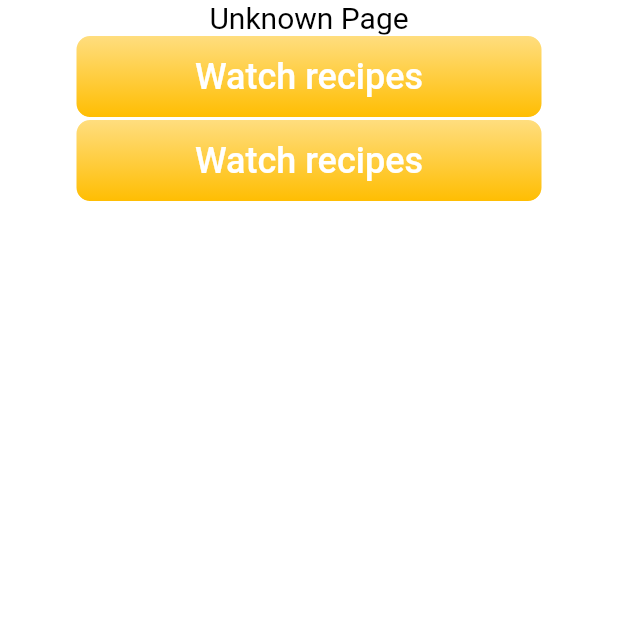
After one commit to SokolovDmytr/my_projects, a Flutter app: the screen it shows after launch, after a tap on "Watch recipes", on a phone screen of 412 x 824 dp, the top half of it. The commit adds this screen. Run offline on Flutter 3.47's test engine with Material 2 defaults, Android fonts, the light colour scheme and no system bars; our stand-ins replace carousel_slider, flutter_redux, flutter_secure_storage, google_fonts, logger, redux; missing offline and left inert: flutter_redux_navigation, pedantic, redux_epics; project files that could hold a hidden picture were left out.

Commit message:
Added route helper

```diff
--- a/lib/application/application.dart
+++ b/lib/application/application.dart
@@ -4,9 +4,8 @@ import 'package:flutter_redux_navigation/flutter_redux_navigation.dart';
 import 'package:redux/redux.dart';
 import 'package:yellow_team_fridge/dictionary/flutter_delegate.dart';
 import 'package:yellow_team_fridge/res/keys.dart';
-import 'package:yellow_team_fridge/res/locales.dart';
+import 'package:yellow_team_fridge/services/route_service.dart';
 import 'package:yellow_team_fridge/store/application/app_state.dart';
-import 'package:yellow_team_fridge/ui/pages/on_boarding_screen/on_boarding_screen.dart';
 import 'package:yellow_team_fridge/ui/pages/main_page/main_page.dart';
 import 'package:yellow_team_fridge/ui/pages/splash_screen/splash_screen.dart';
 
@@ -36,12 +35,13 @@ class Application extends StatelessWidget {
         builder: (BuildContext context, AppState state) {
           return MaterialApp(
             debugShowCheckedModeBanner: false,
-            navigatorKey: NavigatorHolder.navigatorKey,
+            navigatorKey: RouteService.instance.navigatorKey,
             // onGenerateRoute: route.RouteBuilder.onGenerateRoute,
             home: MainPage(),
-            locale: Locale(Locales.base),
+            locale: Locale(FlutterDictionaryDelegate.getCurrentLocale),
             supportedLocales: FlutterDictionaryDelegate.getSupportedLocales,
             localizationsDelegates: FlutterDictionaryDelegate.getLocalizationDelegates,
+            onGenerateRoute: (RouteSettings settings) => RouteService.instance.onGenerateRoute(settings: settings),
             builder: (context, child) {
               return MediaQuery(
                 data: MediaQuery.of(context).copyWith(
--- a/lib/dictionary/models/supported_locales.dart
+++ b/lib/dictionary/models/supported_locales.dart
@@ -1,4 +1,7 @@
 import 'package:flutter/material.dart';
+import 'package:yellow_team_fridge/dictionary/data/en.dart';
+import 'package:yellow_team_fridge/dictionary/data/he.dart';
+import 'package:yellow_team_fridge/dictionary/data/ru.dart';
 import 'package:yellow_team_fridge/dictionary/models/language.dart';
 import 'package:yellow_team_fridge/dictionary/models/supported_language.dart';
 import 'package:yellow_team_fridge/res/locales.dart';
@@ -11,7 +14,15 @@ class SupportedLocales {
     _supportedLocales = <SupportedLanguage>[
       SupportedLanguage(
         languageCode: Locales.en,
-        language: Language(),
+        language: en,
+      )..choose(),
+      SupportedLanguage(
+        languageCode: Locales.he,
+        language: he,
+      )..choose(),
+      SupportedLanguage(
+        languageCode: Locales.ru,
+        language: ru,
       )..choose(),
     ];
   }
--- a/lib/main.dart
+++ b/lib/main.dart
@@ -2,9 +2,9 @@ import 'package:flutter/material.dart';
 import 'package:flutter/services.dart';
 import 'package:redux/redux.dart';
 import 'package:redux_epics/redux_epics.dart';
-import 'package:flutter_redux_navigation/flutter_redux_navigation.dart';
 import 'package:yellow_team_fridge/application/application.dart';
 import 'package:yellow_team_fridge/store/application/app_state.dart';
+import 'package:yellow_team_fridge/store/shared/route_state/navigation_middleware.dart';
 
 void main() {
   WidgetsFlutterBinding.ensureInitialized();
@@ -24,7 +24,7 @@ void main() {
     AppState.getReducer,
     initialState: AppState.initial(),
     middleware: [
-      EpicMiddleware(AppState.getAppEpic),
+      //EpicMiddleware(AppState.getAppEpic),
       NavigationMiddleware<AppState>(),
     ],
   );
--- /dev/null
+++ b/lib/res/app_routes.dart
@@ -0,0 +1,9 @@
+class AppRoutes{
+  static const home = '/';
+  static const favorites = '/favorites';
+  static const recipes = '/recipes';
+  static const settings ='/settings';
+  static const notification = '/notification';
+  static const foods = '/foods';
+  static const auth = '/auth';
+}
--- a/lib/res/locales.dart
+++ b/lib/res/locales.dart
@@ -3,6 +3,7 @@ class Locales {
 
   static const String en = 'en';
   static const String he = 'he'; // Hebrew
+  static const String ru = 'ru';
   static const String ps = 'ps'; // Pashto
   static const String ur = 'ur'; // Urdu
   static const String ar = 'ar'; // Arabic
--- /dev/null
+++ b/lib/services/route_service.dart
@@ -0,0 +1,45 @@
+import 'package:flutter/material.dart';
+import 'package:yellow_team_fridge/res/app_routes.dart';
+import 'package:yellow_team_fridge/ui/pages/main_page/main_page.dart';
+import 'package:yellow_team_fridge/ui/pages/unknow_page/unknow_page.dart';
+
+class RouteService {
+  // region [Initialize]
+  static const String tag = '[RouteHelper]';
+
+  RouteService._privateConstructor();
+
+  static final RouteService _instance = RouteService._privateConstructor();
+
+  static RouteService get instance => _instance;
+
+  final navigatorKey = GlobalKey<NavigatorState>();
+
+  // endregion
+  Route<dynamic> onGenerateRoute({
+    @required RouteSettings settings,
+  }) {
+    switch (settings.name) {
+      case AppRoutes.home:
+        return _defaultRoute(
+          settings: settings,
+          page: MainPage(),
+        );
+      default:
+        return _defaultRoute(
+          settings: settings,
+          page: UnknownPage(),
+        );
+    }
+  }
+
+  static PageRoute _defaultRoute({
+    @required RouteSettings settings,
+    @required Widget page,
+  }) {
+    return MaterialPageRoute(
+      settings: settings,
+      builder: (BuildContext context) => page,
+    );
+  }
+}
--- a/lib/store/application/app_state.dart
+++ b/lib/store/application/app_state.dart
@@ -1,6 +1,7 @@
 import 'package:flutter/material.dart';
 import 'package:redux_epics/redux_epics.dart';
 import 'package:yellow_team_fridge/store/on_boarding_screen_state/on_boarding_screen_state.dart';
+import 'package:yellow_team_fridge/store/shared/route_state/route_state.dart';
 
 /// Class [AppState], is the main [state] application.
 /// It keeps 3, smaller states.
@@ -9,16 +10,19 @@ import 'package:yellow_team_fridge/store/on_boarding_screen_state/on_boarding_sc
 /// Second [storageState], the primary state, stores all information from all states.
 /// The third [loaderState] is required to loading.
 class AppState {
+  final RouteState routeState;
   final OnBoardingScreenState onBoardingScreenState;
 
   AppState({
     @required this.onBoardingScreenState,
+    @required this.routeState,
   });
 
   ///All states are initialized in the [initial] function.
   factory AppState.initial() {
     return AppState(
       onBoardingScreenState: OnBoardingScreenState.initial(),
+      routeState: RouteState.initial(),
     );
   }
 
@@ -26,6 +30,7 @@ class AppState {
   static AppState getReducer(AppState state, dynamic action) {
     return AppState(
       onBoardingScreenState: state.onBoardingScreenState.reducer(action),
+      routeState: state.routeState.reducer(action),
     );
   }
 
--- /dev/null
+++ b/lib/store/shared/route_state/actions/navigate_pop_action.dart
@@ -0,0 +1,5 @@
+import 'package:flutter/material.dart';
+
+class NavigatePopAction{
+  NavigatePopAction();
+}
--- /dev/null
+++ b/lib/store/shared/route_state/actions/navigate_push_named_and_remove_until_action.dart
@@ -0,0 +1,11 @@
+import 'package:flutter/material.dart';
+
+class NavigatePushNamedAndRemoveUntilAction {
+  final String route;
+  final String routeNamePredicate;
+
+  NavigatePushNamedAndRemoveUntilAction({
+    @required this.route,
+    @required this.routeNamePredicate,
+  });
+}
--- /dev/null
+++ b/lib/store/shared/route_state/navigation_middleware.dart
@@ -0,0 +1,50 @@
+import 'package:flutter/material.dart';
+import 'package:redux/redux.dart';
+import 'package:yellow_team_fridge/services/route_service.dart';
+import 'package:yellow_team_fridge/store/application/app_state.dart';
+import 'package:yellow_team_fridge/store/shared/route_state/actions/navigate_pop_action.dart';
+import 'package:yellow_team_fridge/store/shared/route_state/actions/navigate_push_named_action.dart';
+import 'package:yellow_team_fridge/store/shared/route_state/actions/navigate_push_named_and_remove_until_action.dart';
+import 'package:yellow_team_fridge/store/shared/route_state/actions/navigate_replace_action.dart';
+
+class NavigationMiddleware<T> implements MiddlewareClass<T> {
+  NavigationMiddleware();
+
+  @override
+  dynamic call(Store<T> store, dynamic action, NextDispatcher next) {
+    if (action is NavigatePushNamedAction) {
+      final routeName = action.route;
+
+      if ((store.state as AppState).routeState.routes.last != routeName) {
+        RouteService.instance.navigatorKey.currentState.pushNamed(routeName);
+      }
+    }
+
+    if (action is NavigatePopAction) {
+      if ((store.state as AppState).routeState.routes.length > 1) {
+        RouteService.instance.navigatorKey.currentState.pop();
+      }
+    }
+
+    if (action is NavigateReplaceAction) {
+      final routeName = action.route;
+
+      if ((store.state as AppState).routeState.routes.last != routeName) {
+        RouteService.instance.navigatorKey.currentState.pushReplacementNamed(routeName);
+      }
+    }
+
+    if (action is NavigatePushNamedAndRemoveUntilAction) {
+      final routeName = action.route;
+
+      if ((store.state as AppState).routeState.routes.last != routeName) {
+        RouteService.instance.navigatorKey.currentState.pushNamedAndRemoveUntil(
+          routeName,
+          ModalRoute.withName(action.routeNamePredicate),
+        );
+      }
+    }
+
+    next(action);
+  }
+}
--- /dev/null
+++ b/lib/store/shared/route_state/route_state.dart
@@ -0,0 +1,80 @@
+import 'dart:collection';
+
+import 'package:flutter/material.dart';
+import 'package:yellow_team_fridge/store/shared/reducer.dart';
+import 'package:yellow_team_fridge/store/shared/route_state/actions/navigate_pop_action.dart';
+import 'package:yellow_team_fridge/store/shared/route_state/actions/navigate_push_named_action.dart';
+import 'package:yellow_team_fridge/store/shared/route_state/actions/navigate_push_named_and_remove_until_action.dart';
+import 'package:yellow_team_fridge/store/shared/route_state/actions/navigate_replace_action.dart';
+
+class RouteState {
+  final List<String> routes;
+
+  RouteState({@required this.routes});
+
+  factory RouteState.initial() {
+    return RouteState(
+      routes: ['/'],
+    );
+  }
+
+  RouteState copyWith(List<String> inputRoute,) {
+    return RouteState(
+      routes: inputRoute ?? routes,
+    );
+  }
+
+  RouteState reducer(dynamic action) {
+    return Reducer<RouteState>(
+      actions: HashMap.from({
+        NavigatePopAction: (dynamic action) => _navigatePop(action),
+        NavigatePushNamedAction: (dynamic action) => _navigatePush(action),
+        NavigateReplaceAction: (dynamic action) => _navigateReplace(action),
+        NavigatePushNamedAndRemoveUntilAction: (dynamic action) => _navigatePushNamedAndRemoveUntil(action),
+      }),
+    ).updateState(action, this);
+  }
+
+  RouteState _navigateReplace(NavigateReplaceAction action) {
+    List<String> result = List<String>.from(routes);
+    if (result.isNotEmpty) {
+      result.removeLast();
+    }
+    result.add(action.route);
+
+    return RouteState(routes: result);
+  }
+
+  RouteState _navigatePush(NavigatePushNamedAction action) {
+    List<String> result = List<String>.from(routes);
+    result.add(action.route);
+
+    return RouteState(routes: result);
+  }
+
+  RouteState _navigatePop(NavigatePopAction action) {
+    List<String> result = List<String>.from(routes);
+    if (result.isNotEmpty) {
+      result.removeLast();
+    }
+
+    return RouteState(routes: result);
+  }
+
+  RouteState _navigatePushNamedAndRemoveUntil(NavigatePushNamedAndRemoveUntilAction action){
+    int i;
+    for(i = routes.length - 1; i > 0; i--){
+      if(routes[i] == action.routeNamePredicate){
+        break;
+      }
+    }
+    if(i < 0){
+      i = 0;
+    }
+
+    List<String> result = routes.sublist(0, i);
+    result.add(action.route);
+
+    return RouteState(routes: result);
+  }
+}
--- a/lib/ui/pages/main_page/main_page.dart
+++ b/lib/ui/pages/main_page/main_page.dart
@@ -1,6 +1,12 @@
 import 'package:flutter/material.dart';
+import 'package:flutter_redux/flutter_redux.dart';
+import 'package:yellow_team_fridge/res/app_fonts.dart';
+import 'package:yellow_team_fridge/res/app_routes.dart';
 import 'package:yellow_team_fridge/res/app_styles/app_gradient.dart';
+import 'package:yellow_team_fridge/store/application/app_state.dart';
+import 'package:yellow_team_fridge/store/shared/route_state/route_selectors.dart';
 import 'package:yellow_team_fridge/ui/global_widgets/custom_app_bar.dart';
+import 'package:yellow_team_fridge/ui/global_widgets/global_button.dart';
 
 class MainPage extends StatefulWidget {
   MainPage() : super(key: Key('MainPage'));
@@ -22,11 +28,26 @@ class _MainPageState extends State<MainPage> {
         gradient: AppGradient.marigolWheatdGradient,
         title: 'Notification',
         textButton: 'Back',
-        isMainStyleAppBar: false,
-        preferredSize: Size.fromHeight(137.0),
+        isMainStyleAppBar: true,
+        preferredSize: Size.fromHeight(88.0),
         key: UniqueKey(),
       ),
-      body: Container(),
+      body: Center(
+        child: GlobalButton(
+          onTap: () {
+            RouteSelectors.pushNamed(
+              store: StoreProvider.of<AppState>(context),
+              route: AppRoutes.auth,
+            );
+          },
+          gradient: AppGradient.wheatMarigoldGradient,
+          key: Key('123'),
+          width: 312.0,
+          height: 56.0,
+          text: 'Watch recipes',
+          fontText: AppFonts.normalMediumTextStyle,
+        ),
+      ),
     );
   }
 }
--- a/lib/ui/pages/splash_screen/splash_screen.dart
+++ b/lib/ui/pages/splash_screen/splash_screen.dart
@@ -33,9 +33,7 @@ class _SplashScreenState extends State<SplashScreen> with TickerProviderStateMix
   void didChangeDependencies() {
     super.didChangeDependencies();
 
-    if (_widthScreen == null) {
-      _widthScreen = MediaQuery.of(context).size.width;
-    }
+    _widthScreen = _widthScreen ?? MediaQuery.of(context).size.width;
   }
 
   @override
--- /dev/null
+++ b/lib/ui/pages/unknow_page/unknow_page.dart
@@ -0,0 +1,56 @@
+import 'package:flutter/material.dart';
+import 'package:flutter_redux/flutter_redux.dart';
+import 'package:yellow_team_fridge/res/app_fonts.dart';
+import 'package:yellow_team_fridge/res/app_routes.dart';
+import 'package:yellow_team_fridge/res/app_styles/app_gradient.dart';
+import 'package:yellow_team_fridge/store/application/app_state.dart';
+import 'package:yellow_team_fridge/store/shared/route_state/actions/navigate_pop_action.dart';
+import 'package:yellow_team_fridge/store/shared/route_state/actions/navigate_push_named_and_remove_until_action.dart';
+import 'package:yellow_team_fridge/ui/global_widgets/global_button.dart';
+
+class UnknownPage extends StatelessWidget {
+
+  @override
+  Widget build(BuildContext context) {
+    return Scaffold(
+      backgroundColor: Colors.white,
+      body: Container(
+        alignment: Alignment.center,
+        child: Column(
+          children: [
+            Text(
+              'Unknown Page',
+              style: AppFonts.mediumTextStyle,
+            ),
+            GlobalButton(
+              onTap: () {
+                StoreProvider.of<AppState>(context).dispatch(
+                  NavigatePopAction(),
+                );
+              },
+              gradient: AppGradient.wheatMarigoldGradient,
+              key: Key('123'),
+              width: 312.0,
+              height: 56.0,
+              text: 'Watch recipes',
+              fontText: AppFonts.normalMediumTextStyle,
+            ),
+            GlobalButton(
+              onTap: () {
+                StoreProvider.of<AppState>(context).dispatch(
+                  NavigatePushNamedAndRemoveUntilAction(route: AppRoutes.home, routeNamePredicate: AppRoutes.home),
+                );
+              },
+              gradient: AppGradient.wheatMarigoldGradient,
+              key: Key('1234'),
+              width: 312.0,
+              height: 56.0,
+              text: 'Watch recipes',
+              fontText: AppFonts.normalMediumTextStyle,
+            ),
+          ],
+        ),
+      ),
+    );
+  }
+}
```
Also changed, not shown: lib/store/shared/route_selectors.dart (deleted, +0 -10 lines), lib/store/shared/route_state/actions/navigate_push_named_action.dart (added, +7 -0 lines), lib/store/shared/route_state/actions/navigate_replace_action.dart (added, +7 -0 lines), lib/store/shared/route_state/route_selectors.dart (added, +48 -0 lines).
